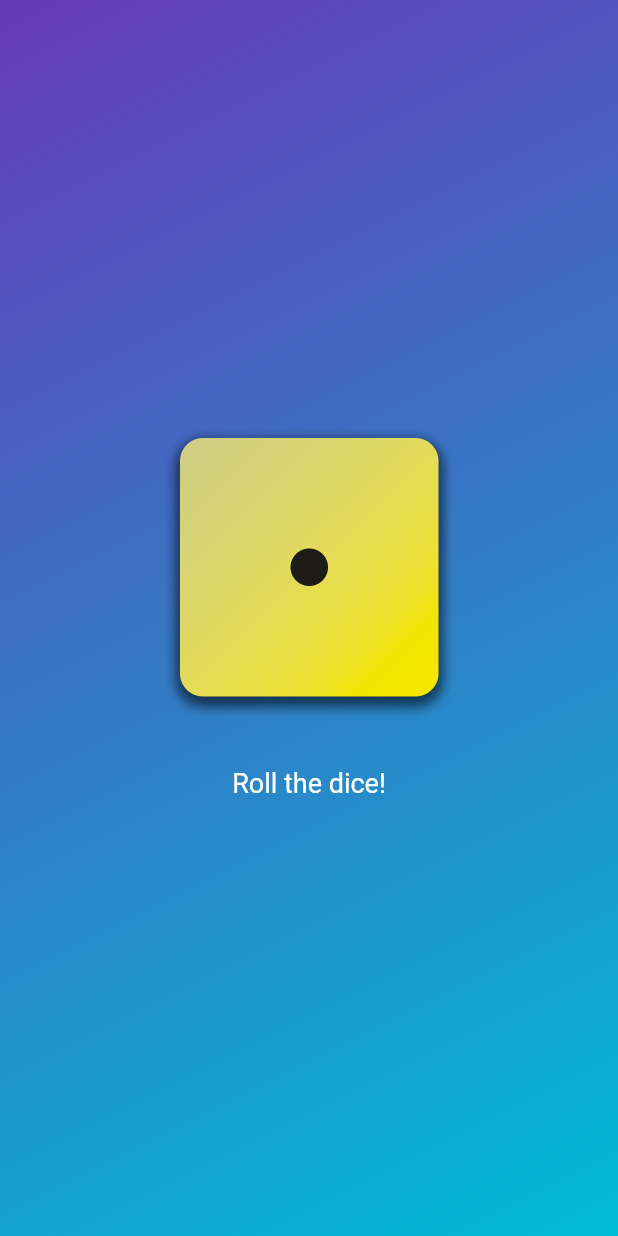
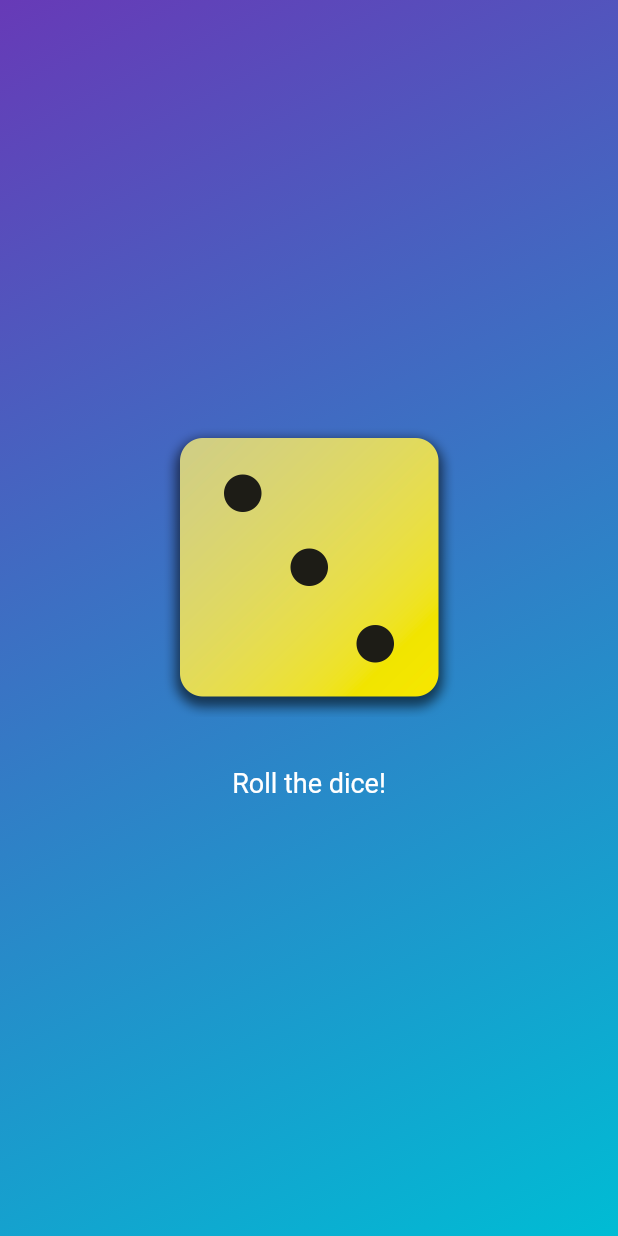
Before and after one commit to M9heb/Flutter-first-app, a Flutter app: the screen it shows after launch, after a tap on "Roll the dice!", on a phone screen of 412 x 824 dp. Run offline on Flutter 3.47's test engine with Material 3 defaults, Android fonts, the phone set to English and light mode, and no system bars.

Commit message:
Creates dice_roller statefull widget

```diff
--- /dev/null
+++ b/lib/dice_roller.dart
@@ -0,0 +1,39 @@
+import 'package:flutter/material.dart';
+
+class DiceRoller extends StatefulWidget {
+  const DiceRoller({super.key});
+
+  @override
+  State<DiceRoller> createState() {
+    return _DiceRollerState();
+  }
+}
+
+class _DiceRollerState extends State<DiceRoller> {
+  var activeDiceImage = "assets/images/dice-4.png";
+
+  void rollDice() {
+    setState(() {
+      activeDiceImage = "assets/images/dice-3.png";
+    });
+  }
+
+  @override
+  Widget build(context) {
+    return Column(
+      mainAxisSize: MainAxisSize.min,
+      children: [
+        Image.asset(activeDiceImage, width: 200),
+        SizedBox(
+          height: 20,
+        ),
+        TextButton(
+            onPressed: rollDice,
+            style: TextButton.styleFrom(
+                foregroundColor: Colors.white,
+                textStyle: const TextStyle(fontSize: 18)),
+            child: Text("Roll the dice!"))
+      ],
+    );
+  }
+}
--- a/lib/gradient_container.dart
+++ b/lib/gradient_container.dart
@@ -1,4 +1,5 @@
 import 'package:flutter/material.dart';
+import 'package:first_project/dice_roller.dart';
 
 const startAlignment = Alignment.topLeft;
 const endAlignment = Alignment.bottomRight;
@@ -10,6 +11,7 @@ void rollDice() {
 class GradientContainer extends StatelessWidget {
   const GradientContainer({super.key, required this.colors});
   final List<Color> colors;
+
   @override
   Widget build(context) {
     return SizedBox.expand(
@@ -23,21 +25,7 @@ class GradientContainer extends StatelessWidget {
             ),
           ),
           child: Center(
-            child: Column(
-              mainAxisSize: MainAxisSize.min,
-              children: [
-                Image.asset("assets/images/dice-1.png", width: 200),
-                SizedBox(
-                  height: 20,
-                ),
-                TextButton(
-                    onPressed: rollDice,
-                    style: TextButton.styleFrom(
-                        foregroundColor: Colors.white,
-                        textStyle: const TextStyle(fontSize: 18)),
-                    child: Text("Roll the dice!"))
-              ],
-            ),
+            child: DiceRoller(),
           )),
     );
   }
```
